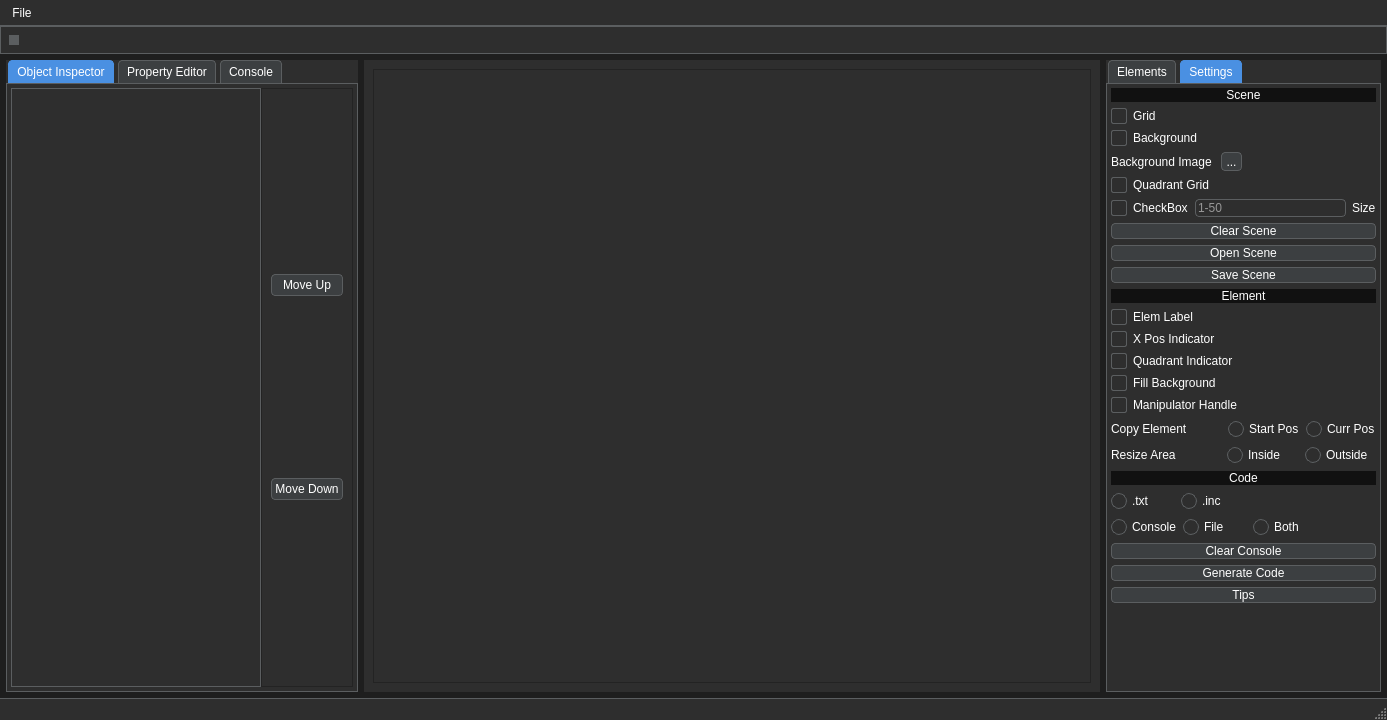
Phils-Hub-Org/cod_waw_hud_mapper, file Resources/UI/main_window.ui: the form before one commit.
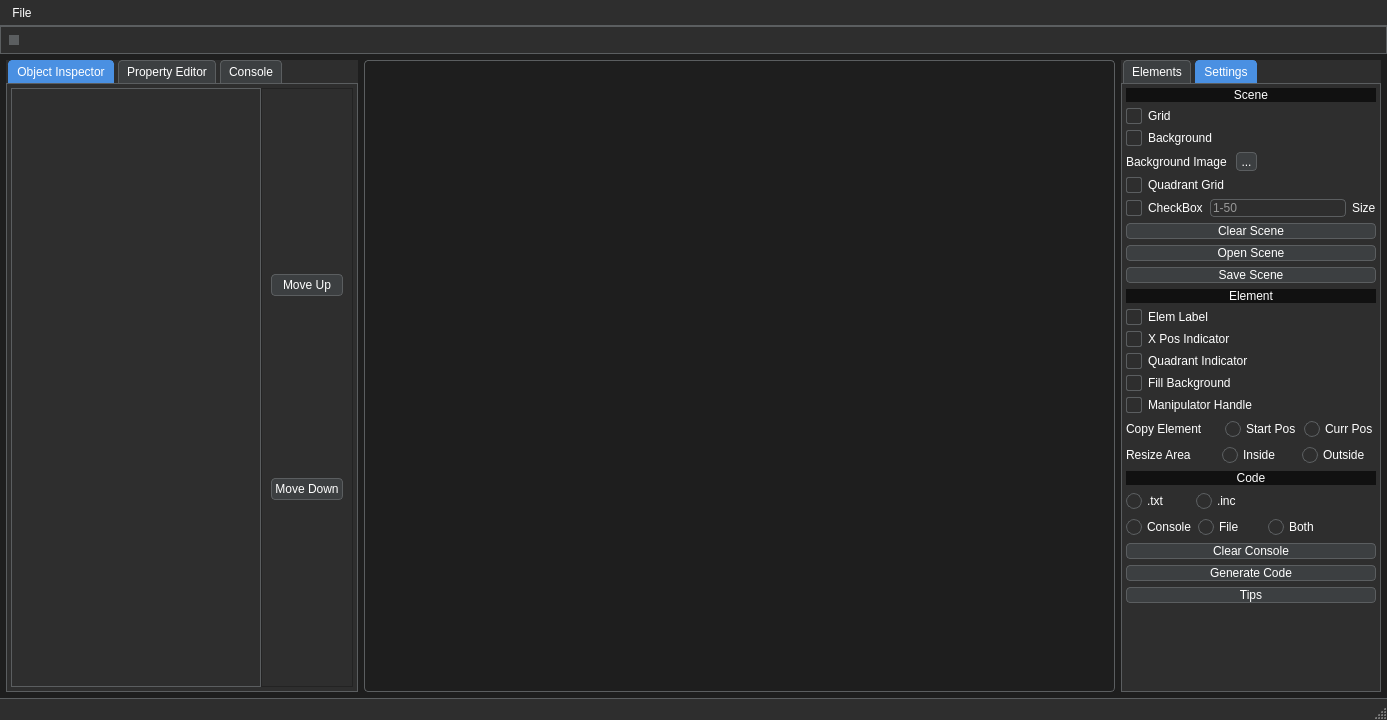
The form after the commit. The open tabs and pages were chosen to show the change. Icons and pictures are not drawn.

Diff of the .ui file:
```diff
--- a/Resources/UI/main_window.ui
+++ b/Resources/UI/main_window.ui
@@ -161,6 +161,60 @@
     background: none;             /* Remove arrows */
 }
 
+/* QGroupBox */
+QGroupBox {
+    background-color: #2e2e2e;        /* Dark gray background */
+    border: 1px solid #5b5e60;        /* Light gray border */
+    border-radius: 4px;               /* Rounded corners */
+    margin-top: 0px;                 /* Space above the group box */
+    padding-top: 6px;                    /* Padding inside the group box */
+    color: #ffffff;                   /* White text for the title */
+    font-weight: bold;                /* Bold title text */
+}
+
+QGroupBox::title {
+    subcontrol-origin: margin;
+    subcontrol-position: top center;    /* Position the title at the top left */
+    background-color: transparent;    /* Transparent background for the title */
+    padding: 0 0px;                   /* Padding around the title */
+    color: #ffffff;                   /* White text for the title */
+}
+
+QGroupBox::title:hover {
+    color: #4a90e2;                   /* Light blue title on hover */
+}
+
+QGroupBox:flat {
+    border: none;                     /* No border when the group box is flat */
+}
+
+QGroupBox:disabled {
+    color: #777777;                   /* Lighter gray text for disabled group box */
+    border-color: #5b5e60;            /* Keep the light gray border */
+}
+
+/* QGraphicsView */
+QGraphicsView {
+    background-color: #2e2e2e;  /* Dark gray background */
+    border: 1px solid #5b5e60;  /* Light gray border */
+    border-radius: 4px;         /* Rounded corners */
+}
+
+QGraphicsView:focus {
+    border-color: #4a90e2;      /* Light blue border when focused */
+    background-color: #333333;  /* Slightly lighter gray background on focus */
+}
+
+QGraphicsView:disabled {
+    background-color: #2e2e2e;  /* Dark gray background when disabled */
+    border-color: #5b5e60;      /* Light gray border for disabled state */
+    color: #777777;             /* Lighter gray for disabled text or content */
+}
+
+QGraphicsView::viewport {
+    background-color: #2e2e2e;  /* Dark gray background for the viewport */
+}
+
 /* QLabel */
 QLabel {
     color: #ffffff;             /* White text */
@@ -1777,30 +1831,13 @@
         </widget>
        </item>
        <item>
-        <widget class="QFrame" name="frame">
-         <property name="sizePolicy">
-          <sizepolicy hsizetype="Expanding" vsizetype="Preferred">
-           <horstretch>0</horstretch>
-           <verstretch>0</verstretch>
-          </sizepolicy>
-         </property>
+        <widget class="QGraphicsView" name="graphicsView">
          <property name="styleSheet">
-          <string notr="true">QFrame {
-    background-color: #2e2e2e;
-	margin: 0px;
-}</string>
+          <string notr="true">QFrame {margin: 0px;}</string>
          </property>
          <property name="frameShape">
           <enum>QFrame::Shape::NoFrame</enum>
          </property>
-         <property name="frameShadow">
-          <enum>QFrame::Shadow::Raised</enum>
-         </property>
-         <layout class="QVBoxLayout" name="verticalLayout_5">
-          <item>
-           <widget class="QGraphicsView" name="graphicsView"/>
-          </item>
-         </layout>
         </widget>
        </item>
        <item>
@@ -2176,9 +2213,12 @@
                       <property name="orientation">
                        <enum>Qt::Orientation::Horizontal</enum>
                       </property>
+                      <property name="sizeType">
+                       <enum>QSizePolicy::Policy::Fixed</enum>
+                      </property>
                       <property name="sizeHint" stdset="0">
                        <size>
-                        <width>40</width>
+                        <width>16</width>
                         <height>20</height>
                        </size>
                       </property>
@@ -2245,7 +2285,7 @@
                       </property>
                       <property name="sizeHint" stdset="0">
                        <size>
-                        <width>36</width>
+                        <width>16</width>
                         <height>20</height>
                        </size>
                       </property>
```
Left out of the diff: 3 changed lines with no effect on the pictures.
